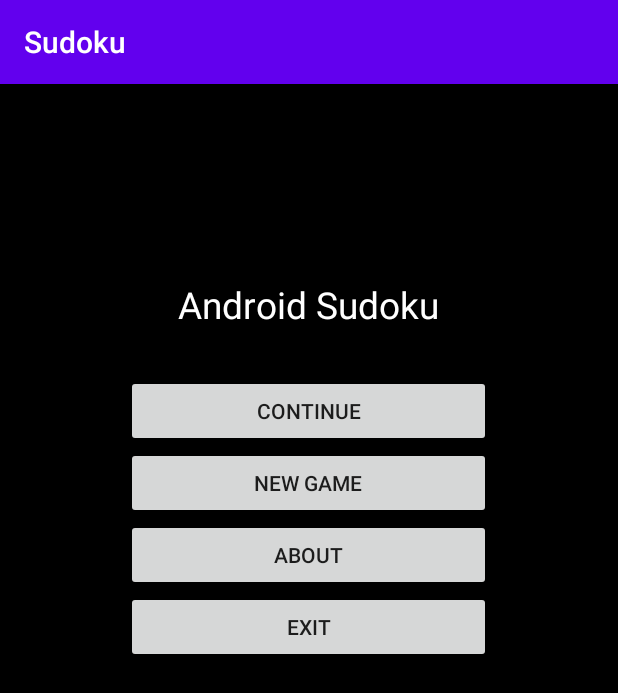
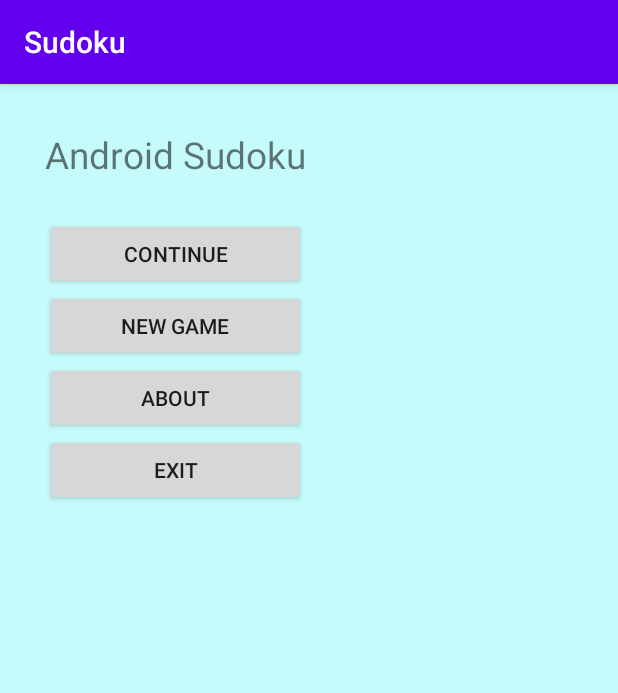
Before and after one commit to lord-stanly/Sudoku, an Android app: the screen it shows after launch (MainActivity), on a phone screen of 412 x 824 dp. Shown: the top 693 px of the screen. Run offline under Robolectric (Android 15) with nearby library versions, the phone set to English and light mode, and no system bars.

Commit message:
0.1 начало

```diff
--- a/app/src/main/res/layout/activity_main.xml
+++ b/app/src/main/res/layout/activity_main.xml
@@ -1,61 +1,46 @@
 <?xml version="1.0" encoding="utf-8"?>
-<androidx.constraintlayout.widget.ConstraintLayout xmlns:android="http://schemas.android.com/apk/res/android"
-    xmlns:app="http://schemas.android.com/apk/res-auto"
-    xmlns:tools="http://schemas.android.com/tools"
+<LinearLayout
+    xmlns:android="http://schemas.android.com/apk/res/android"
+    android:background="@color/background"
     android:layout_width="match_parent"
     android:layout_height="match_parent"
-    tools:context=".MainActivity">
-
+    android:padding="30dp"
+    android:orientation="horizontal" >
     <LinearLayout
-        android:layout_width="match_parent"
+        android:orientation="vertical"
+        android:layout_width="wrap_content"
         android:layout_height="match_parent"
-        android:background="@android:color/background_dark"
-        android:orientation="vertical"
-        app:layout_constraintBottom_toBottomOf="parent"
-        app:layout_constraintEnd_toEndOf="parent"
-        app:layout_constraintHorizontal_bias="0.0"
-        app:layout_constraintStart_toStartOf="parent"
-        app:layout_constraintTop_toTopOf="parent"
-        app:layout_constraintVertical_bias="0.0">
-
+        android:layout_gravity="center" >
         <TextView
-            android:id="@+id/textView"
-            android:layout_width="243dp"
+            android:layout_width="wrap_content"
             android:layout_height="wrap_content"
             android:layout_gravity="center"
-            android:layout_marginTop="100dp"
-            android:gravity="center"
-            android:padding="30dp"
+            android:layout_marginBottom="25dp"
             android:text="@string/main_title"
-            android:textColor="@android:color/background_light"
             android:textSize="24.5sp" />
 
         <Button
             android:id="@+id/continue_button"
-            android:layout_width="243dp"
+            android:layout_width="match_parent"
             android:layout_height="wrap_content"
-            android:layout_gravity="center"
             android:text="@string/continue_label" />
 
         <Button
             android:id="@+id/new_button"
-            android:layout_width="243dp"
+            android:layout_width="match_parent"
             android:layout_height="wrap_content"
-            android:layout_gravity="center"
             android:text="@string/new_game_label" />
 
         <Button
             android:id="@+id/about_button"
-            android:layout_width="243dp"
+            android:layout_width="match_parent"
             android:layout_height="wrap_content"
-            android:layout_gravity="center"
             android:text="@string/about_label" />
 
         <Button
             android:id="@+id/exit_button"
-            android:layout_width="243dp"
+            android:layout_width="match_parent"
             android:layout_height="wrap_content"
-            android:layout_gravity="center"
             android:text="@string/exit_label" />
     </LinearLayout>
-</androidx.constraintlayout.widget.ConstraintLayout>
+</LinearLayout>
```
